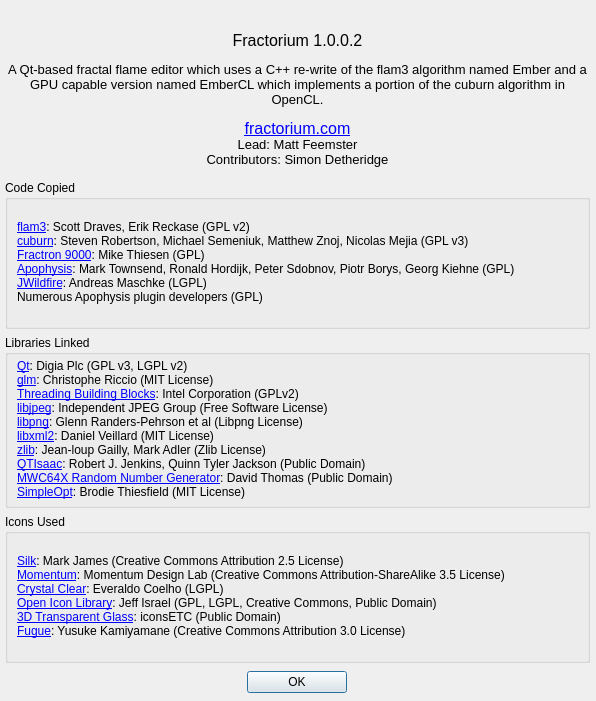
The window that Source/Fractorium/AboutDialog.ui (typpos/fractorium) describes before a commit, drawn with Qt 5.
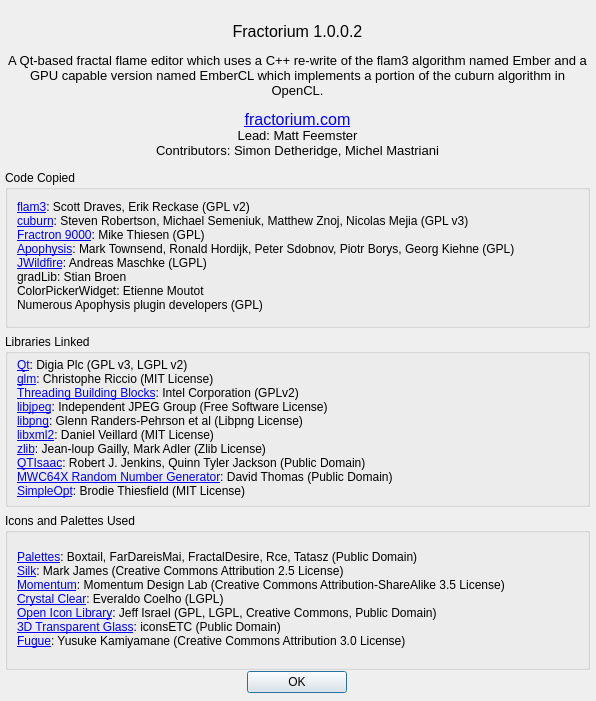
The same window after the commit.

Commit message: --User changes  -Add a palette editor.  -Add support for reading .ugr/.gradient/.gradients palette files.  -Allow toggling on spinners whose minimum value is not zero.  -Allow toggling display of image, affines and grid.  -Add new variations: cylinder2, circlesplit, tile_log, truchet_fill, waves2_radial.

```diff
--- a/Source/Fractorium/AboutDialog.ui
+++ b/Source/Fractorium/AboutDialog.ui
@@ -58,7 +58,7 @@
     <enum>QFrame::NoFrame</enum>
    </property>
    <property name="text">
-    <string>&lt;html&gt;&lt;head/&gt;&lt;body&gt;&lt;p align=&quot;center&quot;&gt;&lt;br/&gt;Fractorium 1.0.0.2&lt;/p&gt;&lt;p align=&quot;center&quot;&gt;&lt;span style=&quot; font-size:10pt;&quot;&gt;A Qt-based fractal flame editor which uses a C++ re-write of the flam3 algorithm named Ember and a GPU capable version named EmberCL which implements a portion of the cuburn algorithm in OpenCL.&lt;/span&gt;&lt;/p&gt;&lt;p align=&quot;center&quot;&gt;&lt;a href=&quot;http://fractorium.com&quot;&gt;fractorium.com&lt;/a&gt;&lt;span style=&quot; font-size:10pt;&quot;&gt;&lt;br/&gt;Lead: Matt Feemster&lt;br/&gt;Contributors: Simon Detheridge&lt;/span&gt;&lt;/p&gt;&lt;/body&gt;&lt;/html&gt;</string>
+    <string>&lt;html&gt;&lt;head/&gt;&lt;body&gt;&lt;p align=&quot;center&quot;&gt;Fractorium 1.0.0.2&lt;/p&gt;&lt;p align=&quot;center&quot;&gt;&lt;span style=&quot; font-size:10pt;&quot;&gt;A Qt-based fractal flame editor which uses a C++ re-write of the flam3 algorithm named Ember and a GPU capable version named EmberCL which implements a portion of the cuburn algorithm in OpenCL.&lt;/span&gt;&lt;/p&gt;&lt;p align=&quot;center&quot;&gt;&lt;a href=&quot;http://fractorium.com&quot;&gt;&lt;span style=&quot; text-decoration: underline; color:#0000ff;&quot;&gt;fractorium.com&lt;/span&gt;&lt;/a&gt;&lt;span style=&quot; font-size:10pt;&quot;&gt;&lt;br/&gt;Lead: Matt Feemster&lt;br/&gt;Contributors: Simon Detheridge, Michel Mastriani&lt;/span&gt;&lt;/p&gt;&lt;/body&gt;&lt;/html&gt;</string>
    </property>
    <property name="textFormat">
     <enum>Qt::RichText</enum>
@@ -86,9 +86,9 @@
    <property name="geometry">
     <rect>
      <x>5</x>
-     <y>180</y>
+     <y>170</y>
      <width>585</width>
-     <height>483</height>
+     <height>500</height>
     </rect>
    </property>
    <layout class="QVBoxLayout" name="AboutVerticalLayout">
@@ -128,7 +128,7 @@
           <enum>QFrame::NoFrame</enum>
          </property>
          <property name="text">
-          <string>&lt;html&gt;&lt;head/&gt;&lt;body&gt;&lt;p&gt;&lt;a href=&quot;https://github.com/scottdraves/flam3&quot;&gt;&lt;span style=&quot; text-decoration: underline; color:#0000ff;&quot;&gt;flam3&lt;/span&gt;&lt;/a&gt;: Scott Draves, Erik Reckase (GPL v2)&lt;br/&gt;&lt;a href=&quot;http://github.com/stevenrobertson/cuburn&quot;&gt;&lt;span style=&quot; text-decoration: underline; color:#0000ff;&quot;&gt;cuburn&lt;/span&gt;&lt;/a&gt;: Steven Robertson, Michael Semeniuk, Matthew Znoj, Nicolas Mejia (GPL v3)&lt;br/&gt;&lt;a href=&quot;http://fractron9000.sourceforge.net&quot;&gt;&lt;span style=&quot; text-decoration: underline; color:#0000ff;&quot;&gt;Fractron 9000&lt;/span&gt;&lt;/a&gt;: Mike Thiesen (GPL)&lt;br/&gt;&lt;a href=&quot;http://sourceforge.net/projects/apophysis7x&quot;&gt;&lt;span style=&quot; text-decoration: underline; color:#0000ff;&quot;&gt;Apophysis&lt;/span&gt;&lt;/a&gt;: Mark Townsend, Ronald Hordijk, Peter Sdobnov, Piotr Borys, Georg Kiehne (GPL)&lt;br/&gt;&lt;a href=&quot;http://jwildfire.org/&quot;&gt;&lt;span style=&quot; text-decoration: underline; color:#0000ff;&quot;&gt;JWildfire&lt;/span&gt;&lt;/a&gt;: Andreas Maschke (LGPL)&lt;br/&gt;Numerous Apophysis plugin developers (GPL)&lt;/p&gt;&lt;/body&gt;&lt;/html&gt;</string>
+          <string>&lt;html&gt;&lt;head/&gt;&lt;body&gt;&lt;p&gt;&lt;a href=&quot;https://github.com/scottdraves/flam3&quot;&gt;&lt;span style=&quot; text-decoration: underline; color:#0000ff;&quot;&gt;flam3&lt;/span&gt;&lt;/a&gt;: Scott Draves, Erik Reckase (GPL v2)&lt;br/&gt;&lt;a href=&quot;http://github.com/stevenrobertson/cuburn&quot;&gt;&lt;span style=&quot; text-decoration: underline; color:#0000ff;&quot;&gt;cuburn&lt;/span&gt;&lt;/a&gt;: Steven Robertson, Michael Semeniuk, Matthew Znoj, Nicolas Mejia (GPL v3)&lt;br/&gt;&lt;a href=&quot;http://fractron9000.sourceforge.net&quot;&gt;&lt;span style=&quot; text-decoration: underline; color:#0000ff;&quot;&gt;Fractron 9000&lt;/span&gt;&lt;/a&gt;: Mike Thiesen (GPL)&lt;br/&gt;&lt;a href=&quot;http://sourceforge.net/projects/apophysis7x&quot;&gt;&lt;span style=&quot; text-decoration: underline; color:#0000ff;&quot;&gt;Apophysis&lt;/span&gt;&lt;/a&gt;: Mark Townsend, Ronald Hordijk, Peter Sdobnov, Piotr Borys, Georg Kiehne (GPL)&lt;br/&gt;&lt;a href=&quot;http://jwildfire.org/&quot;&gt;&lt;span style=&quot; text-decoration: underline; color:#0000ff;&quot;&gt;JWildfire&lt;/span&gt;&lt;/a&gt;: Andreas Maschke (LGPL)&lt;br/&gt;gradLib: Stian Broen&lt;br/&gt;ColorPickerWidget: Etienne Moutot&lt;br/&gt;Numerous Apophysis plugin developers (GPL)&lt;/p&gt;&lt;/body&gt;&lt;/html&gt;</string>
          </property>
          <property name="textFormat">
           <enum>Qt::RichText</enum>
@@ -211,7 +211,7 @@
        </sizepolicy>
       </property>
       <property name="title">
-       <string>Icons Used</string>
+       <string>Icons and Palettes Used</string>
       </property>
       <layout class="QVBoxLayout" name="verticalLayout_3">
        <property name="topMargin">
@@ -232,7 +232,7 @@
           <enum>QFrame::NoFrame</enum>
          </property>
          <property name="text">
-          <string>&lt;html&gt;&lt;head/&gt;&lt;body&gt;&lt;p&gt;&lt;a href=&quot;http://famfamfam.com&quot;&gt;&lt;span style=&quot; text-decoration: underline; color:#0000ff;&quot;&gt;Silk&lt;/span&gt;&lt;/a&gt;: Mark James (Creative Commons Attribution 2.5 License)&lt;br/&gt;&lt;a href=&quot;http://momentumdesignlab.com&quot;&gt;&lt;span style=&quot; text-decoration: underline; color:#0000ff;&quot;&gt;Momentum&lt;/span&gt;&lt;/a&gt;: Momentum Design Lab (Creative Commons Attribution-ShareAlike 3.5 License)&lt;br/&gt;&lt;a href=&quot;http://everaldo.com&quot;&gt;&lt;span style=&quot; text-decoration: underline; color:#0000ff;&quot;&gt;Crystal Clear&lt;/span&gt;&lt;/a&gt;: Everaldo Coelho (LGPL)&lt;br/&gt;&lt;a href=&quot;http://openiconlibrary.sourceforge.net&quot;&gt;&lt;span style=&quot; text-decoration: underline; color:#0000ff;&quot;&gt;Open Icon Library&lt;/span&gt;&lt;/a&gt;: Jeff Israel (GPL, LGPL, Creative Commons, Public Domain)&lt;br/&gt;&lt;a href=&quot;http://icons.mysitemyway.com/category/3d-transparent-glass-icons/&quot;&gt;&lt;span style=&quot; text-decoration: underline; color:#0000ff;&quot;&gt;3D Transparent Glass&lt;/span&gt;&lt;/a&gt;: iconsETC (Public Domain)&lt;br/&gt;&lt;a href=&quot;http://p.yusukekamiyamane.com&quot;&gt;&lt;span style=&quot; text-decoration: underline; color:#0000ff;&quot;&gt;Fugue&lt;/span&gt;&lt;/a&gt;: Yusuke Kamiyamane (Creative Commons Attribution 3.0 License)&lt;/p&gt;&lt;/body&gt;&lt;/html&gt;</string>
+          <string>&lt;html&gt;&lt;head/&gt;&lt;body&gt;&lt;p&gt;&lt;span style=&quot; text-decoration: underline; color:#0000ff;&quot;&gt;Palettes&lt;/span&gt;: Boxtail, FarDareisMai, FractalDesire, Rce, Tatasz (Public Domain)&lt;br/&gt;&lt;a href=&quot;http://famfamfam.com&quot;&gt;&lt;span style=&quot; text-decoration: underline; color:#0000ff;&quot;&gt;Silk&lt;/span&gt;&lt;/a&gt;: Mark James (Creative Commons Attribution 2.5 License)&lt;br/&gt;&lt;a href=&quot;http://momentumdesignlab.com&quot;&gt;&lt;span style=&quot; text-decoration: underline; color:#0000ff;&quot;&gt;Momentum&lt;/span&gt;&lt;/a&gt;: Momentum Design Lab (Creative Commons Attribution-ShareAlike 3.5 License)&lt;br/&gt;&lt;a href=&quot;http://everaldo.com&quot;&gt;&lt;span style=&quot; text-decoration: underline; color:#0000ff;&quot;&gt;Crystal Clear&lt;/span&gt;&lt;/a&gt;: Everaldo Coelho (LGPL)&lt;br/&gt;&lt;a href=&quot;http://openiconlibrary.sourceforge.net&quot;&gt;&lt;span style=&quot; text-decoration: underline; color:#0000ff;&quot;&gt;Open Icon Library&lt;/span&gt;&lt;/a&gt;: Jeff Israel (GPL, LGPL, Creative Commons, Public Domain)&lt;br/&gt;&lt;a href=&quot;http://icons.mysitemyway.com/category/3d-transparent-glass-icons/&quot;&gt;&lt;span style=&quot; text-decoration: underline; color:#0000ff;&quot;&gt;3D Transparent Glass&lt;/span&gt;&lt;/a&gt;: iconsETC (Public Domain)&lt;br/&gt;&lt;a href=&quot;http://p.yusukekamiyamane.com&quot;&gt;&lt;span style=&quot; text-decoration: underline; color:#0000ff;&quot;&gt;Fugue&lt;/span&gt;&lt;/a&gt;: Yusuke Kamiyamane (Creative Commons Attribution 3.0 License)&lt;/p&gt;&lt;/body&gt;&lt;/html&gt;</string>
          </property>
          <property name="textFormat">
           <enum>Qt::RichText</enum>
@@ -253,7 +253,7 @@
     </item>
    </layout>
   </widget>
-  <widget class="QWidget" name="">
+  <widget class="QWidget" name="layoutWidget">
    <property name="geometry">
     <rect>
      <x>5</x>
```
The commit also changes 101 other files.
